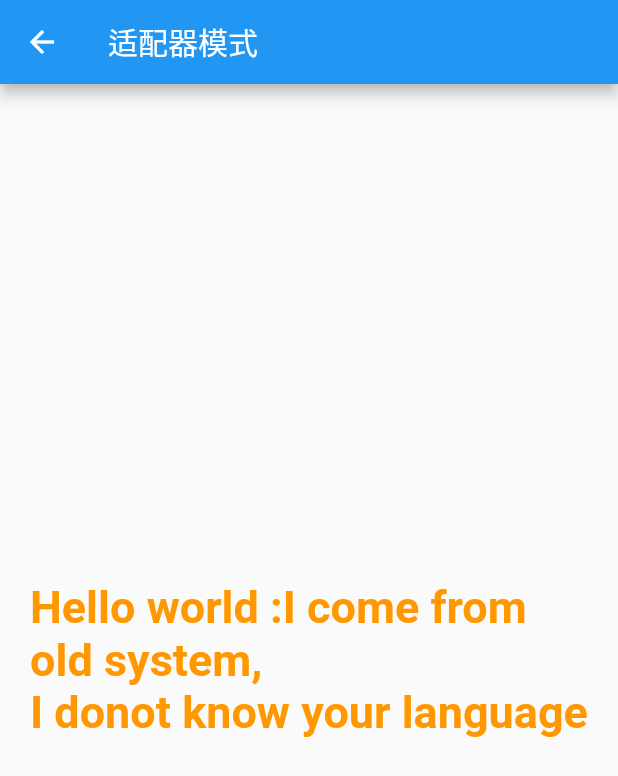
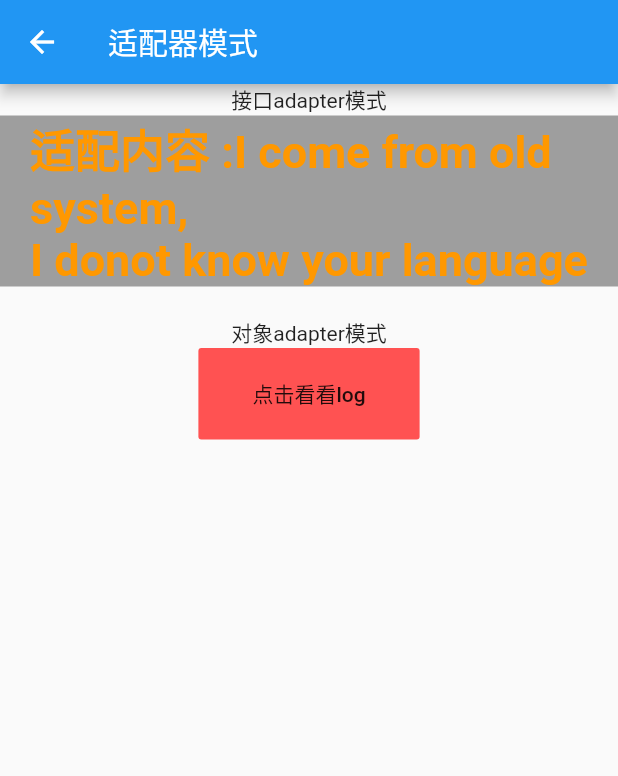
Before and after one commit to FlutterOpen/design_patterns, a Flutter app: the AdapterPage screen opened by its route, on a phone screen of 412 x 824 dp. Shown: the top 776 px of the screen. Run offline on Flutter 3.47's test engine with Material 2 defaults, Android fonts, the phone set to English and light mode, and no system bars.

Commit message:
feat(): 对象适配器

```diff
--- a/lib/page/adapter/adapter_page.dart
+++ b/lib/page/adapter/adapter_page.dart
@@ -1,6 +1,7 @@
 import 'package:flutter/material.dart';
 import 'package:flutter_design/constant/string_const.dart';
 import 'package:flutter_design/page/adapter/adapter_target.dart';
+import 'package:flutter_design/page/adapter/gun.dart';
 
 /// Created by NieBin on 2020-03-18
 /// Github: https://github.com/nb312
@@ -20,11 +21,15 @@ class _AdapterPageState extends State<AdapterPage> {
         title: Text(StringConst.ADAPTER_),
       ),
       body: Container(
-        child: Center(
+        child: Column(
+          children: <Widget>[
+            Text("接口adapter模式"),
+            Container(
+              color: Colors.grey,
               child: Padding(
                 padding: const EdgeInsets.symmetric(horizontal: 20),
                 child: Text(
-              "Hello world :${target.string()}",
+                  "适配内容 :${target.string()}",
                   style: TextStyle(
                       fontSize: 30,
                       color: Colors.orange,
@@ -32,6 +37,28 @@ class _AdapterPageState extends State<AdapterPage> {
                 ),
               ),
             ),
+            SizedBox(height: 20),
+            Text("对象adapter模式"),
+            FlatButton(
+              color: Colors.redAccent,
+              child: Padding(
+                padding: const EdgeInsets.all(20.0),
+                child: Text("点击看看log"),
+              ),
+              onPressed: () {
+                //正常
+                Gun gun = Gun();
+                gun.mode = OldMode();
+                gun.fire();
+                //适配器
+                ModeAdapter adapter = ModeAdapter();
+                adapter.newMode = NewMode();
+                gun.mode = adapter;
+                gun.fire();
+              },
+            )
+          ],
+        ),
       ),
     );
   }
--- /dev/null
+++ b/lib/page/adapter/gun.dart
@@ -0,0 +1,46 @@
+/// Created by NieBin on 2020-03-20
+/// Github: https://github.com/nb312
+/// Email: niebin312@gmail.com
+/// 以下主要对象适配器的实例
+abstract class IOldMode {
+  void fire();
+}
+
+class OldMode implements IOldMode {
+  @override
+  void fire() {
+    print("发射20mm子弹");
+  }
+}
+
+abstract class INewMode {
+  void newFire();
+}
+
+class NewMode implements INewMode {
+  @override
+  void newFire() {
+    print("发射两米长的大菜刀");
+  }
+}
+
+class ModeAdapter implements IOldMode {
+  INewMode _mode;
+
+  set newMode(INewMode mode) => _mode = mode;
+
+  @override
+  void fire() {
+    _mode.newFire();
+  }
+}
+
+class Gun {
+  IOldMode _mode;
+
+  set mode(IOldMode mode) => _mode = mode;
+
+  void fire() {
+    _mode.fire();
+  }
+}
```
Lines whose indentation alone changed are shown as unchanged.
